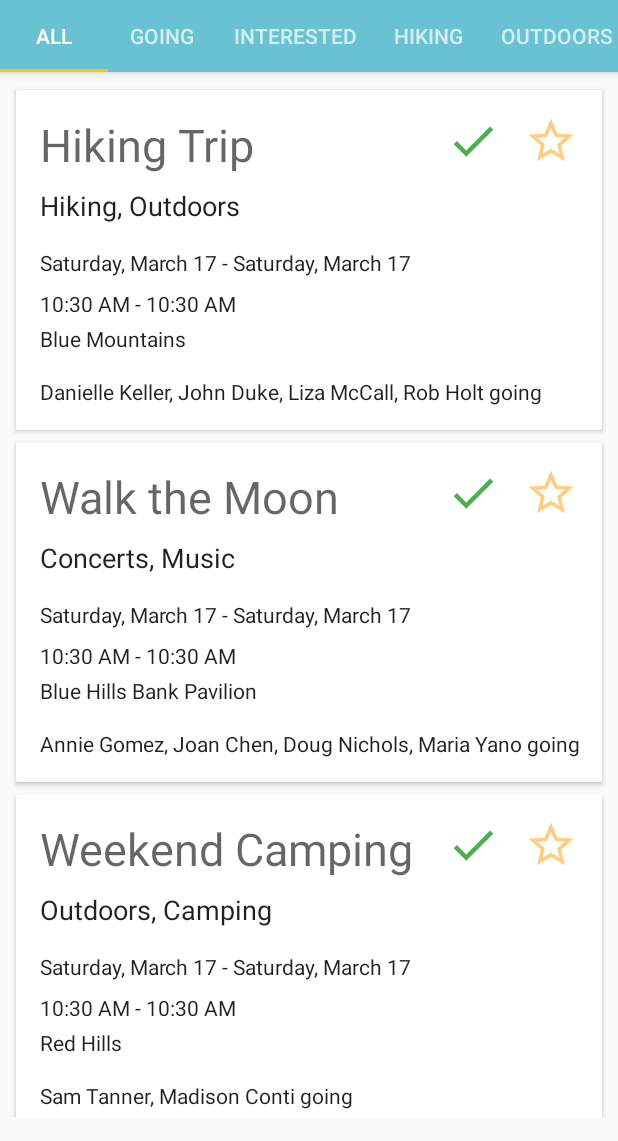
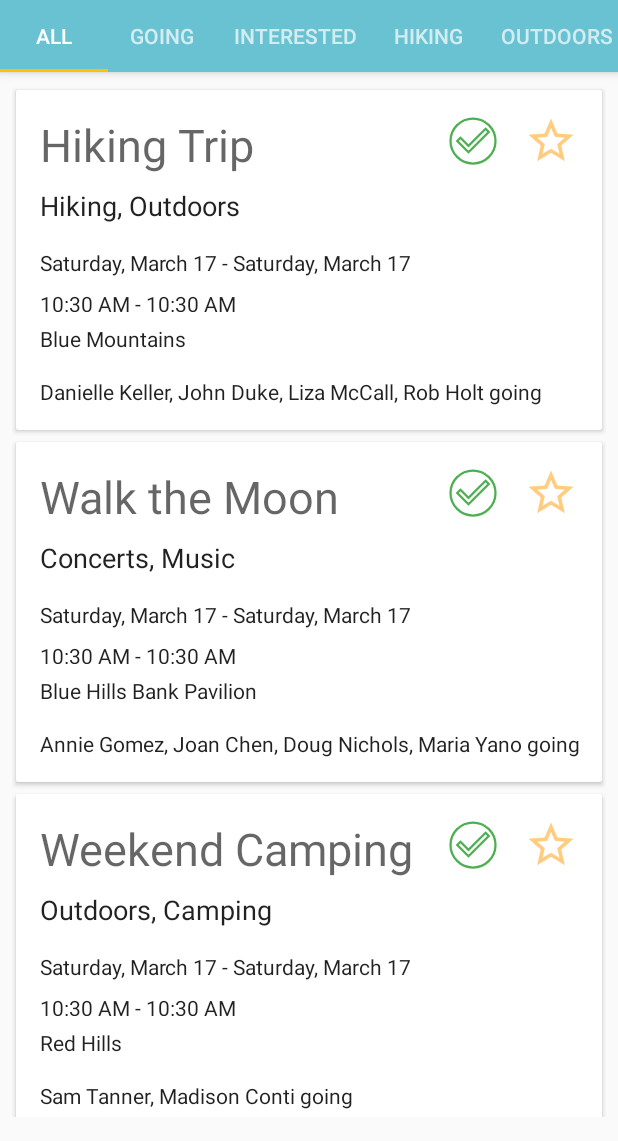
Before and after one commit to ilyayudkovich/InterestUp, an Android app: the screen it shows after launch (Home), on a phone screen of 412 x 824 dp, the part 95-1236 px from its top. Run offline under Robolectric (Android 15) with nearby library versions, the phone set to English and light mode, and no system bars.

Commit message:
Fixed going and interested buttons

```diff
--- a/app/src/main/java/com/example/mdenker/interestup/EventAdapter.java
+++ b/app/src/main/java/com/example/mdenker/interestup/EventAdapter.java
@@ -8,6 +8,7 @@ import android.support.v7.widget.RecyclerView;
 import android.view.LayoutInflater;
 import android.view.View;
 import android.view.ViewGroup;
+import android.widget.ImageButton;
 import android.widget.TextView;
 
 import java.text.DateFormat;
@@ -21,10 +22,12 @@ import java.util.Locale;
  */
 
 public class EventAdapter extends RecyclerView.Adapter<EventAdapter.ViewHolder> implements TabLayout.OnTabSelectedListener {
+    private Activity activity;
     private List<Event> events;
     private List<Event> filtered;
 
-    EventAdapter(List<Event> events) {
+    EventAdapter(Activity activity, List<Event> events) {
+        this.activity = activity;
         this.events = events;
         this.filtered = new ArrayList<>();
     }
@@ -47,6 +50,20 @@ public class EventAdapter extends RecyclerView.Adapter<EventAdapter.ViewHolder>
             interests.append(e.getInterests().get(i));
         }
         ((TextView) holder.itemView.findViewById(R.id.eventInterests)).setText(interests.toString());
+
+        ImageButton interestButton = holder.itemView.findViewById(R.id.home_interest_button);
+        if (e.getInterested().contains(Database.user)) {
+            interestButton.setImageDrawable(activity.getResources().getDrawable(R.drawable.ic_star_yellow_36dp));
+        } else {
+            interestButton.setImageDrawable(activity.getResources().getDrawable(R.drawable.ic_star_border_yellow_36dp));
+        }
+
+        ImageButton b = holder.itemView.findViewById(R.id.home_going_button);
+        if (e.getGoing().contains(Database.user)) {
+            b.setImageDrawable(activity.getResources().getDrawable(R.drawable.ic_check_circle_green_36dp));
+        } else {
+            b.setImageDrawable(activity.getResources().getDrawable(R.drawable.ic_check_green_36dp));
+        }
 
         DateFormat dateFormat = new SimpleDateFormat("EEEE, MMMM d", Locale.US);
         String date = dateFormat.format(e.getStartDateTime().getTime()) + " - " +
@@ -88,14 +105,14 @@ public class EventAdapter extends RecyclerView.Adapter<EventAdapter.ViewHolder>
                 break;
             case "going":
                 for (Event e : events) {
-                    if (e.getInterested().contains("USER")) {
+                    if (e.getGoing().contains(Database.user)) {
                         filtered.add(e);
                     }
                 }
                 break;
             case "interested":
                 for (Event e : events) {
-                    if (e.getInterested().contains("USER")) {
+                    if (e.getInterested().contains(Database.user)) {
                         filtered.add(e);
                     }
                 }
--- a/app/src/main/java/com/example/mdenker/interestup/Home.java
+++ b/app/src/main/java/com/example/mdenker/interestup/Home.java
@@ -48,7 +48,7 @@ public class Home extends AppCompatActivity {
         recyclerView.setLayoutManager(new LinearLayoutManager(this));
 
         // specify an adapter (see also next example)
-        EventAdapter adapter = new EventAdapter(Database.events);
+        EventAdapter adapter = new EventAdapter(this, Database.events);
         tabs.addOnTabSelectedListener(adapter);
         recyclerView.setAdapter(adapter);
 
--- a/app/src/main/res/drawable/ic_check_circle_green_36dp.xml
+++ b/app/src/main/res/drawable/ic_check_circle_green_36dp.xml
@@ -4,6 +4,7 @@
     android:viewportWidth="24.0"
     android:width="36dp"
     xmlns:android="http://schemas.android.com/apk/res/android">
-    <path android:fillColor="#4caf50"
+    <path
+        android:fillColor="#4caf50"
         android:pathData="M12,2C6.48,2 2,6.48 2,12s4.48,10 10,10 10,-4.48 10,-10S17.52,2 12,2zM10,17l-5,-5 1.41,-1.41L10,14.17l7.59,-7.59L19,8l-9,9z"/>
 </vector>
--- a/app/src/main/res/drawable/ic_check_green_36dp.xml
+++ b/app/src/main/res/drawable/ic_check_green_36dp.xml
@@ -1,4 +1,4 @@
-<vector
+<!--<vector
     android:height="36dp"
     android:viewportHeight="24.0"
     android:viewportWidth="24.0"
@@ -6,4 +6,16 @@
     xmlns:android="http://schemas.android.com/apk/res/android">
     <path android:fillColor="#4caf50"
         android:pathData="M9,16.17L4.83,12l-1.42,1.41L9,19 21,7l-1.41,-1.41z"/>
+</vector>-->
+
+<vector
+android:height="36dp"
+android:viewportHeight="24.0"
+android:viewportWidth="24.0"
+android:width="36dp"
+xmlns:android="http://schemas.android.com/apk/res/android">
+<path
+    android:strokeColor="#4caf50"
+    android:strokeWidth="1"
+    android:pathData="M12,2C6.48,2 2,6.48 2,12s4.48,10 10,10 10,-4.48 10,-10S17.52,2 12,2zM10,17l-5,-5 1.41,-1.41L10,14.17l7.59,-7.59L19,8l-9,9z"/>
 </vector>
```
